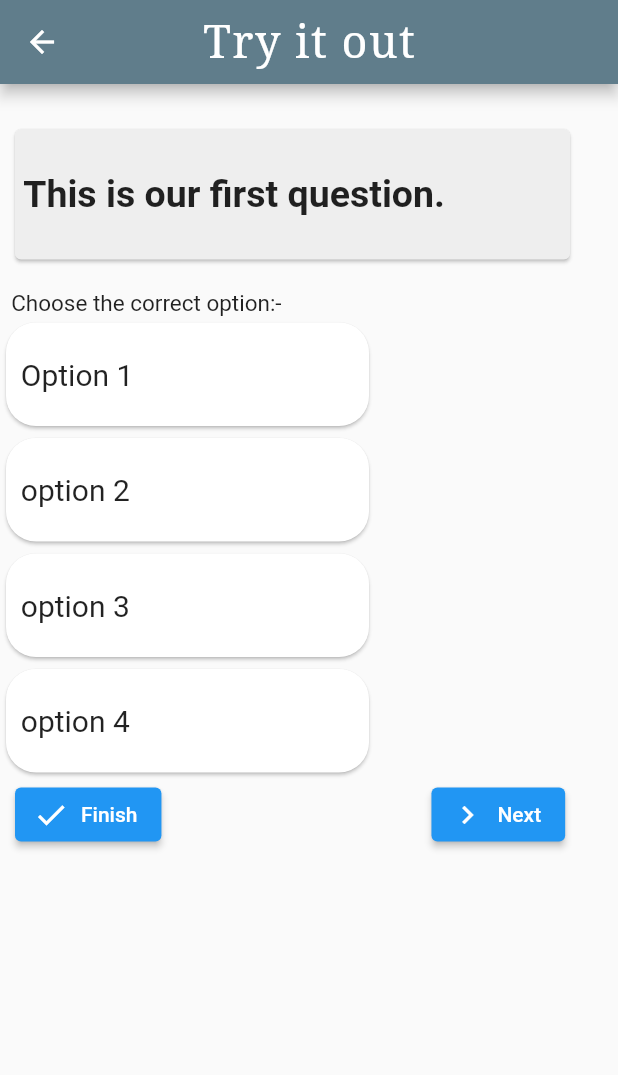
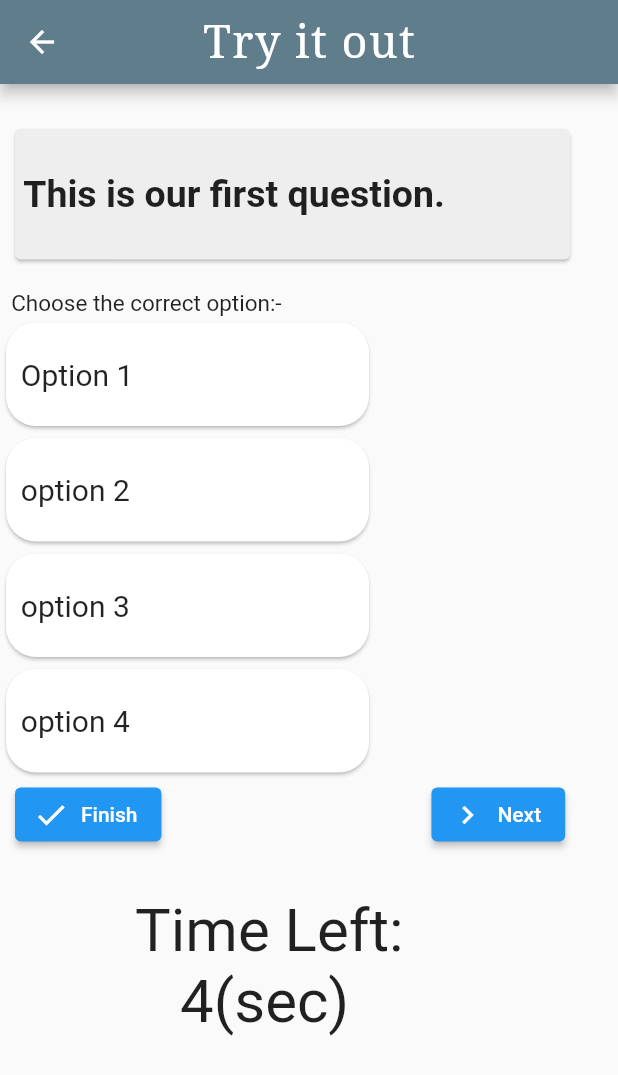
Before and after one commit to harbeerg20/QuizMania, a Flutter app: the QuePage screen opened by its route, on a phone screen of 412 x 824 dp. Shown: the top 1075 px of the screen. Run offline on Flutter 3.47's test engine with Material 2 defaults, Android fonts, the phone set to English and light mode, and no system bars; our stand-ins replace google_fonts; network calls fail.

Commit message:
clock added

```diff
--- /dev/null
+++ b/quiz_mania/lib/pages/countdown.dart
@@ -0,0 +1 @@
+import 'package:flutter/material.dart';
--- a/quiz_mania/lib/pages/que_page.dart
+++ b/quiz_mania/lib/pages/que_page.dart
@@ -12,11 +12,38 @@ class QuePage extends StatefulWidget {
 }
 
 class _QuePageState extends State<QuePage> {
+  int time=20;
+  CountDown(){
+  Future.doWhile(()  async{
+      await Future.delayed(Duration(seconds: 1),);
+
+      setState((){
+        // return time!=0;
+        time--;
+        print('$time');
+      });
+      if(time!=0){
+        return time!=0;
+      }else{
+
+        Navigator.pushNamed(context, '/timeup');
+        return time!=0;
+      }
+  });
+}
+@override
+  void initState() {
+    super.initState();
+    time=5;
+    CountDown();
+
+  }
+
   @override
-  Widget build(BuildContext context) {
-      Timer(Duration(seconds : 10),(){
-        Navigator.pushNamed(context, '/timeup');
-      });
+      Widget build(BuildContext context) {
+  //     Timer(Duration(seconds : 10),(){
+  //       Navigator.pushNamed(context, '/timeup');
+  //     });
 
     return Scaffold(
       appBar: AppBar(
@@ -153,6 +180,28 @@ class _QuePageState extends State<QuePage> {
                   ),
                 ],
               ),
+              SizedBox(height: 30,),
+
+                Row(
+                  children: [
+                    SizedBox(width: 90,),
+                    Text('Time Left:',
+                    style: TextStyle(
+                      fontSize: 40,
+                    ),
+                    ),
+                  ],
+                ),
+              Row(
+                children: [
+                  SizedBox(width: 120,),
+                  Text('$time(sec)',
+                    style: TextStyle(
+                      fontSize: 40,
+                    ),
+                    ),
+                ],
+              ),
             ],
           ),
         ),
```
